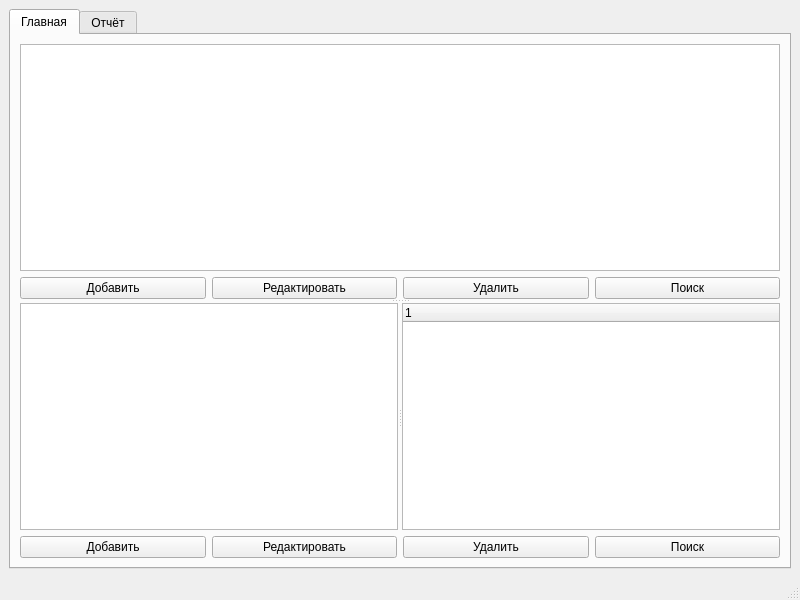
The window that mainwindow.ui (molchanovsv/kursovaya2) describes before a commit, drawn with Qt 5.
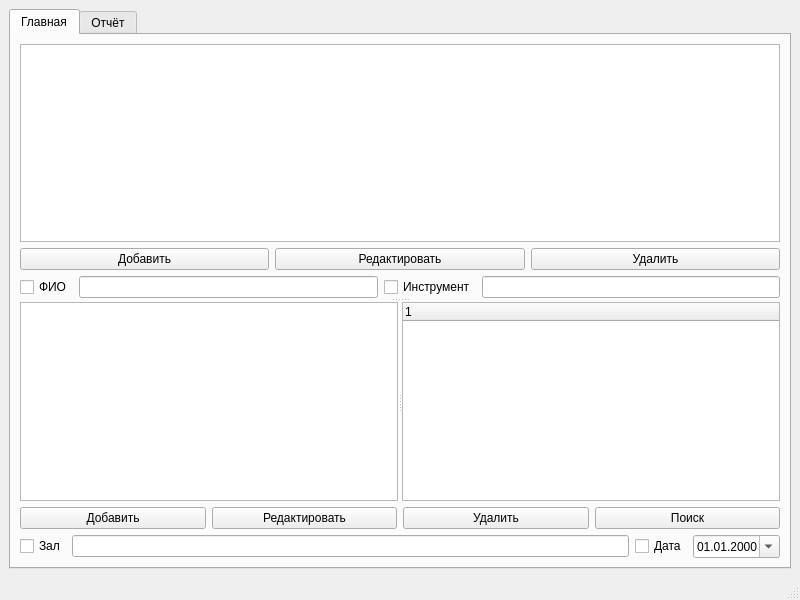
The same window after the commit.

Commit message: Add filter-style search in main page

The edit to the form file:
```diff
--- a/mainwindow.ui
+++ b/mainwindow.ui
@@ -59,13 +59,30 @@
             </property>
            </widget>
           </item>
+         </layout>
+        </item>
+        <item>
+         <layout class="QHBoxLayout" name="studentFilterLayout">
           <item>
-           <widget class="QPushButton" name="searchStudentButton">
+           <widget class="QCheckBox" name="nameFilterCheck">
             <property name="text">
-             <string>Поиск</string>
+             <string>ФИО</string>
             </property>
            </widget>
           </item>
+          <item>
+           <widget class="QLineEdit" name="nameFilterEdit"/>
+          </item>
+          <item>
+           <widget class="QCheckBox" name="instrFilterCheck">
+            <property name="text">
+             <string>Инструмент</string>
+            </property>
+           </widget>
+          </item>
+          <item>
+           <widget class="QLineEdit" name="instrFilterEdit"/>
+          </item>
          </layout>
         </item>
        </layout>
@@ -120,6 +137,37 @@
               </item>
              </layout>
             </item>
+            <item>
+             <layout class="QHBoxLayout" name="concertFilterLayout">
+              <item>
+               <widget class="QCheckBox" name="concertHallFilterCheck">
+                <property name="text">
+                 <string>Зал</string>
+                </property>
+               </widget>
+              </item>
+              <item>
+               <widget class="QLineEdit" name="concertHallFilterEdit"/>
+              </item>
+              <item>
+               <widget class="QCheckBox" name="concertDateFilterCheck">
+                <property name="text">
+                 <string>Дата</string>
+                </property>
+               </widget>
+              </item>
+              <item>
+               <widget class="QDateEdit" name="concertDateFilterEdit">
+                <property name="calendarPopup">
+                 <bool>true</bool>
+                </property>
+                <property name="displayFormat">
+                 <string>dd.MM.yyyy</string>
+                </property>
+               </widget>
+              </item>
+             </layout>
+            </item>
            </layout>
           </widget>
          </widget>
```
The commit also changes 2 other files.
